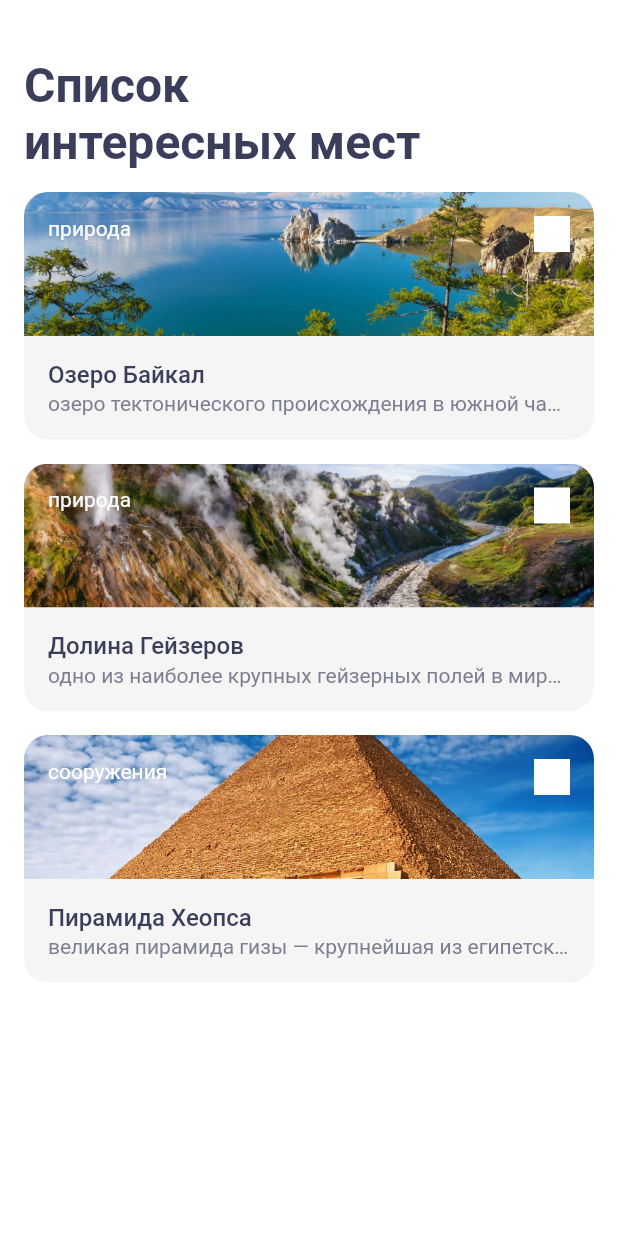
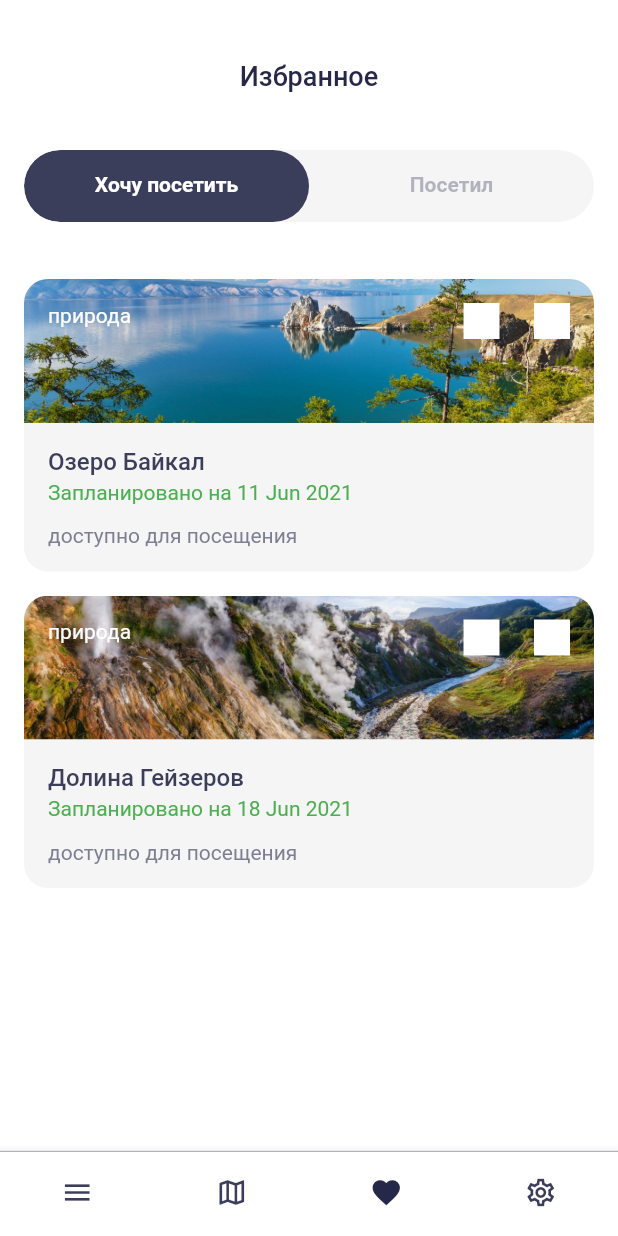
Before and after one commit to evgeniy-khomutinnikov/surf-flutter-course, a Flutter app: the screen it shows after launch, on a phone screen of 412 x 824 dp. Run offline on Flutter 3.47's test engine with Material 2 defaults, Android fonts, the phone set to English and light mode, and no system bars.

Commit message:
Реализованы TabBar и BottomNavigationBar

```diff
--- a/lib/domain/sight.dart
+++ b/lib/domain/sight.dart
@@ -6,6 +6,9 @@ class Sight {
   String details;
   String type;
   String image;
+  bool visited = false;
+  DateTime? visitedDate;
+  DateTime? plannedDate;
 
   Sight(
     this.name,
@@ -14,6 +17,9 @@ class Sight {
     this.url,
     this.details,
     this.type,
-    this.image,
-  );
+    this.image, [
+    this.visited = false,
+    this.visitedDate,
+    this.plannedDate,
+  ]);
 }
--- a/lib/main.dart
+++ b/lib/main.dart
@@ -1,5 +1,6 @@
 import 'package:flutter/material.dart';
 import 'package:places/ui/screen/sight_list_screen.dart';
+import 'package:places/ui/screen/visiting_screen.dart';
 
 void main() => runApp(App());
 
@@ -15,7 +16,7 @@ class App extends StatelessWidget {
         backgroundColor: Colors.white,
         primarySwatch: Colors.blue,
       ),
-      home: SightListScreen(),
+      home: VisitingScreen(),
     );
   }
 }
--- a/lib/mocks.dart
+++ b/lib/mocks.dart
@@ -9,6 +9,9 @@ final List<Sight> mocks = [
     'Озеро тектонического происхождения в южной части Восточной Сибири, самое глубокое озеро на планете, крупнейший природный резервуар пресной воды и самое большое по площади пресноводное озеро на континенте.',
     'природа',
     'baikal.jpg',
+    false,
+    null,
+    DateTime.now().add(Duration(days: 7)),
   ),
   Sight(
     'Долина Гейзеров',
@@ -18,6 +21,9 @@ final List<Sight> mocks = [
     'Одно из наиболее крупных гейзерных полей в мире. Долина гейзеров расположена на Камчатке в Кроноцком государственном биосферном заповеднике.',
     'природа',
     'geysers_valley.jpg',
+    false,
+    null,
+    DateTime.now().add(Duration(days: 14)),
   ),
   Sight(
     'Пирамида Хеопса',
@@ -27,5 +33,7 @@ final List<Sight> mocks = [
     'Великая пирамида Гизы — крупнейшая из египетских пирамид, памятник архитектурного искусства Древнего Египта; первое и единственное из «Семи чудес света», сохранившееся до наших дней, и самое древнее из них: её возраст оценивается примерно в 4500 лет.',
     'сооружения',
     'cheops_pyramid.jpg',
+    true,
+    DateTime.now().add(Duration(days: -14)),
   ),
 ];
--- /dev/null
+++ b/lib/ui/screen/bottom_menu.dart
@@ -0,0 +1,43 @@
+import 'package:flutter/cupertino.dart';
+import 'package:flutter/material.dart';
+
+class BottomMenu extends StatelessWidget {
+  @override
+  Widget build(BuildContext context) {
+    return Container(
+      decoration: BoxDecoration(
+        border: Border(
+          top: BorderSide(color: Color.fromRGBO(124, 126, 146, 0.56), width: 0.8),
+        ),
+      ),
+      child: BottomNavigationBar(
+        backgroundColor: Colors.white,
+        currentIndex: 2,
+        showSelectedLabels: false,
+        showUnselectedLabels: false,
+        selectedItemColor: Color(0xFF252849),
+        type: BottomNavigationBarType.fixed,
+        unselectedItemColor: Color(0xFF3B3E5B),
+        iconSize: 22,
+        items: const <BottomNavigationBarItem>[
+          BottomNavigationBarItem(
+            icon: Icon(Icons.menu_outlined),
+            label: '',
+          ),
+          BottomNavigationBarItem(
+            icon: Icon(Icons.map_outlined),
+            label: '',
+          ),
+          BottomNavigationBarItem(
+            icon: Icon(Icons.favorite),
+            label: '',
+          ),
+          BottomNavigationBarItem(
+            icon: Icon(Icons.settings_outlined),
+            label: '',
+          ),
+        ],
+      ),
+    );
+  }
+}
--- /dev/null
+++ b/lib/ui/screen/colored_tab_bar.dart
@@ -0,0 +1,53 @@
+import 'package:flutter/material.dart';
+
+class ColoredTabBar extends StatelessWidget implements PreferredSizeWidget {
+  final List<String> _tabs;
+
+  final double _height = 40;
+  final BorderRadius _borderRadius = BorderRadius.circular(40);
+
+  ColoredTabBar(this._tabs);
+
+  @override
+  Size get preferredSize => Size.fromHeight(_height);
+
+  @override
+  Widget build(BuildContext context) {
+    return Padding(
+      padding: const EdgeInsets.only(left: 16, right: 16),
+      child: ClipRRect(
+        borderRadius: _borderRadius,
+        child: Material(
+          color: Color(0xFFF5F5F5),
+          child: TabBar(
+            indicator: BoxDecoration(
+              borderRadius: _borderRadius,
+              color: Color(0xFF3B3E5B),
+            ),
+            indicatorSize: TabBarIndicatorSize.label,
+            labelColor: Colors.white,
+            labelPadding: EdgeInsets.zero,
+            labelStyle: TextStyle(
+              fontSize: 14,
+              fontWeight: FontWeight.w700,
+              height: 1.29,
+              color: Colors.white,
+            ),
+            unselectedLabelColor: Color.fromRGBO(124, 126, 146, 0.56),
+            tabs: <Tab>[
+              for (var i in _tabs)
+                Tab(
+                  child: Container(
+                    child: Align(
+                      alignment: Alignment.center,
+                      child: Text(i),
+                    ),
+                  ),
+                ),
+            ],
+          ),
+        ),
+      ),
+    );
+  }
+}
--- a/lib/ui/screen/sight_card.dart
+++ b/lib/ui/screen/sight_card.dart
@@ -1,11 +1,23 @@
 import 'package:flutter/material.dart';
 import 'package:places/domain/sight.dart';
+import 'package:intl/intl.dart';
 
 class SightCard extends StatelessWidget {
   Sight _sight;
   static const _borderRadius = Radius.circular(16);
 
   SightCard(this._sight);
+
+  String dateToString(DateTime date) => DateFormat("dd MMM yyyy").format(date);
+
+  Widget createToolButton() {
+    return Container(
+      alignment: Alignment.topRight,
+      color: Colors.white,
+      width: 24,
+      height: 24,
+    );
+  }
 
   @override
   Widget build(BuildContext context) {
@@ -39,12 +51,9 @@ class SightCard extends StatelessWidget {
                         style: TextStyle(fontSize: 14, fontWeight: FontWeight.normal, color: Colors.white),
                       ),
                       Spacer(),
-                      Container(
-                        alignment: Alignment.topRight,
-                        color: Colors.white,
-                        width: 24,
-                        height: 24,
-                      ),
+                      createToolButton(),
+                      SizedBox(width: 23),
+                      createToolButton(),
                     ],
                   ),
                 ),
@@ -66,12 +75,7 @@ class SightCard extends StatelessWidget {
                   style: TextStyle(fontSize: 16, fontWeight: FontWeight.w500, color: Color(0xFF3B3E5B)),
                 ),
                 SizedBox(height: 2),
-                Text(
-                  _sight.details.toLowerCase(),
-                  maxLines: 1,
-                  overflow: TextOverflow.ellipsis,
-                  style: TextStyle(fontSize: 14, fontWeight: FontWeight.w400, color: Color(0xFF7C7E92)),
-                ),
+                createFooter(),
               ],
             ),
           ),
@@ -79,4 +83,63 @@ class SightCard extends StatelessWidget {
       ),
     );
   }
+
+  Widget createFooter() {
+    return Text(
+      _sight.details.toLowerCase(),
+      maxLines: 1,
+      overflow: TextOverflow.ellipsis,
+      style: TextStyle(fontSize: 14, fontWeight: FontWeight.w400, color: Color(0xFF7C7E92)),
+    );
+  }
 }
+
+class PlannedSightCard extends SightCard {
+  PlannedSightCard(Sight sight) : super(sight);
+
+  @override
+  Widget createFooter() {
+    return Container(
+      width: double.infinity,
+      child: Column(
+        crossAxisAlignment: CrossAxisAlignment.start,
+        children: [
+          Text(
+            'Запланировано на ${dateToString(_sight.plannedDate!)}',
+            style: TextStyle(fontSize: 14, height: 1.29, color: Color(0xFF4CAF50)),
+          ),
+          SizedBox(height: 12),
+          Text(
+            'доступно для посещения',
+            style: TextStyle(fontSize: 14, color: Color(0xFF7C7E92)),
+          ),
+        ],
+      ),
+    );
+  }
+}
+
+class VisitedSightCard extends SightCard {
+  VisitedSightCard(Sight sight) : super(sight);
+
+  @override
+  Widget createFooter() {
+    return Container(
+      width: double.infinity,
+      child: Column(
+        crossAxisAlignment: CrossAxisAlignment.start,
+        children: [
+          Text(
+            'Цель достигнута ${dateToString(_sight.visitedDate!)}',
+            style: TextStyle(fontSize: 14, color: Color(0xFF7C7E92)),
+          ),
+          SizedBox(height: 12),
+          Text(
+            'доступно для посещения',
+            style: TextStyle(fontSize: 14, color: Color(0xFF7C7E92)),
+          ),
+        ],
+      ),
+    );
+  }
+}
--- a/lib/ui/screen/sight_list_screen.dart
+++ b/lib/ui/screen/sight_list_screen.dart
@@ -1,6 +1,7 @@
 import 'package:flutter/material.dart';
 import 'package:places/mocks.dart';
 import 'package:places/ui/screen/sight_card.dart';
+import 'bottom_menu.dart';
 
 class SightListScreen extends StatefulWidget {
   @override
@@ -35,6 +36,7 @@ class SightListScreenState extends State<SightListScreen> {
           ),
         ),
       ),
+      bottomNavigationBar: BottomMenu(),
     );
   }
 }
--- /dev/null
+++ b/lib/ui/screen/visiting_screen.dart
@@ -0,0 +1,62 @@
+import 'package:flutter/cupertino.dart';
+import 'package:flutter/material.dart';
+import 'package:places/mocks.dart';
+import 'package:places/ui/screen/bottom_menu.dart';
+import 'bottom_menu.dart';
+import 'colored_tab_bar.dart';
+import 'sight_card.dart';
+
+class VisitingScreen extends StatelessWidget {
+  final String _title = 'Избранное';
+
+  final List<String> _tabs = ['Хочу посетить', 'Посетил'];
+
+  @override
+  Widget build(BuildContext context) {
+    return DefaultTabController(
+      length: _tabs.length,
+      child: Scaffold(
+        backgroundColor: Theme.of(context).backgroundColor,
+        resizeToAvoidBottomInset: false,
+        appBar: AppBar(
+          automaticallyImplyLeading: false,
+          backgroundColor: Theme.of(context).backgroundColor,
+          centerTitle: true,
+          elevation: 0,
+          titleSpacing: 0,
+          toolbarHeight: 108,
+          title: Padding(
+            padding: const EdgeInsets.all(0),
+            child: Text(
+              _title,
+              style: TextStyle(
+                color: Color(0xFF252849),
+                fontSize: 18,
+                height: 1.33,
+              ),
+            ),
+          ),
+          bottom: ColoredTabBar(_tabs),
+        ),
+        body: TabBarView(
+          children: <Widget>[
+            createView(false),
+            createView(true),
+          ],
+        ),
+        bottomNavigationBar: BottomMenu(),
+      ),
+    );
+  }
+
+  Widget createView(bool visitedFilter) {
+    return SingleChildScrollView(
+      padding: EdgeInsets.fromLTRB(16, 38, 16, 30),
+      child: Column(
+        children: <Widget>[
+          for (var i in mocks) i.visited == visitedFilter ? (i.visited ? VisitedSightCard(i) : PlannedSightCard(i)) : Container(),
+        ],
+      ),
+    );
+  }
+}
--- a/pubspec.yaml
+++ b/pubspec.yaml
@@ -15,6 +15,8 @@ dependencies:
     sdk: flutter
 
   flutter_svg: ^0.21.0+1
+
+  intl: ^0.17.0
 
 dev_dependencies:
   flutter_test:
```
